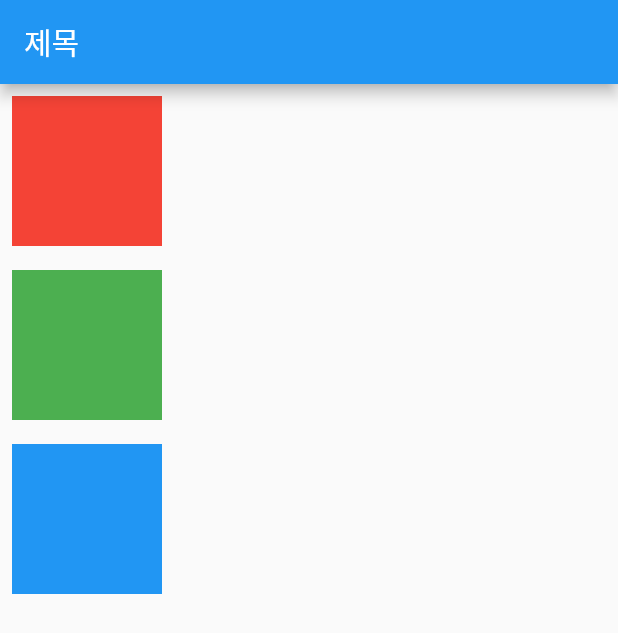
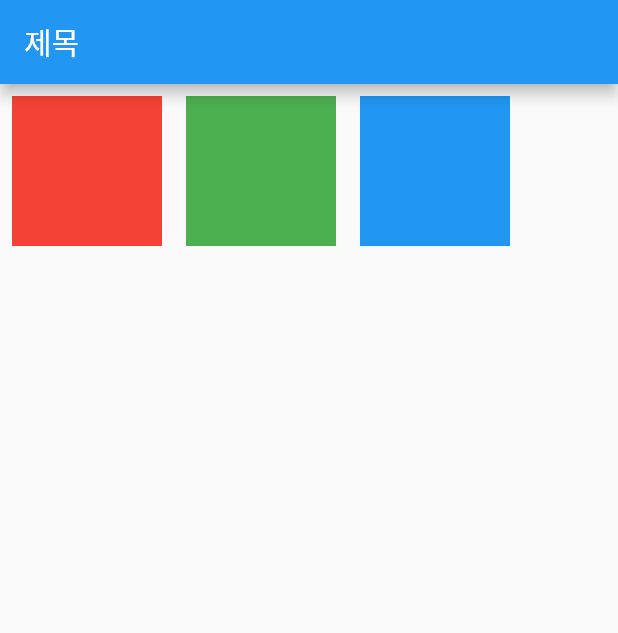
Before and after one commit to ahngo13/layoutApp, a Flutter app: the screen it shows after launch, on a phone screen of 412 x 824 dp. Shown: the top 633 px of the screen. Run offline on Flutter 3.47's test engine with Material 2 defaults, Android fonts, the phone set to English and light mode, and no system bars.

Commit message:
example row

```diff
--- a/lib/main.dart
+++ b/lib/main.dart
@@ -26,7 +26,7 @@ class MyHomePage extends StatelessWidget {
         title: Text('제목'),
       ),
       body:
-      Column(
+      Row(
         children: <Widget>[
           Container(
             color: Colors.red,
```
